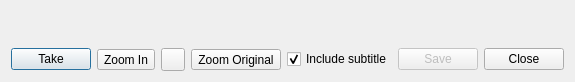
Before: the Qt Designer form src/cmplayer/ui/snapshotdialog.ui in bylee20/bomi, drawn with Qt 5.
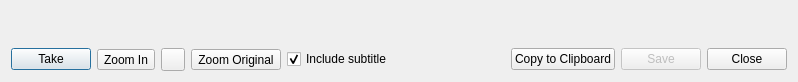
After: the same form once the commit is applied. Icons and pictures are not drawn. Custom widgets are drawn as their Qt base class.

Commit message: Implement 'Copy to Clipboard' in snapshot dialog

What changed in the file:
```diff
--- a/src/cmplayer/ui/snapshotdialog.ui
+++ b/src/cmplayer/ui/snapshotdialog.ui
@@ -6,7 +6,7 @@
    <rect>
     <x>0</x>
     <y>0</y>
-    <width>491</width>
+    <width>798</width>
     <height>82</height>
    </rect>
   </property>
@@ -98,6 +98,13 @@
        </property>
       </spacer>
      </item>
+     <item>
+      <widget class="QPushButton" name="clip">
+       <property name="text">
+        <string>Copy to Clipboard</string>
+       </property>
+      </widget>
+     </item>
      <item>
       <widget class="QPushButton" name="save">
        <property name="enabled">
```
The commit also changes 4 other files.
